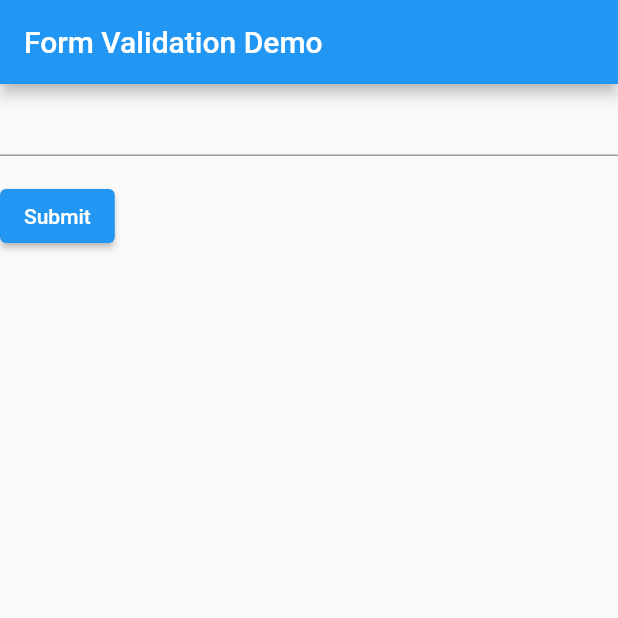
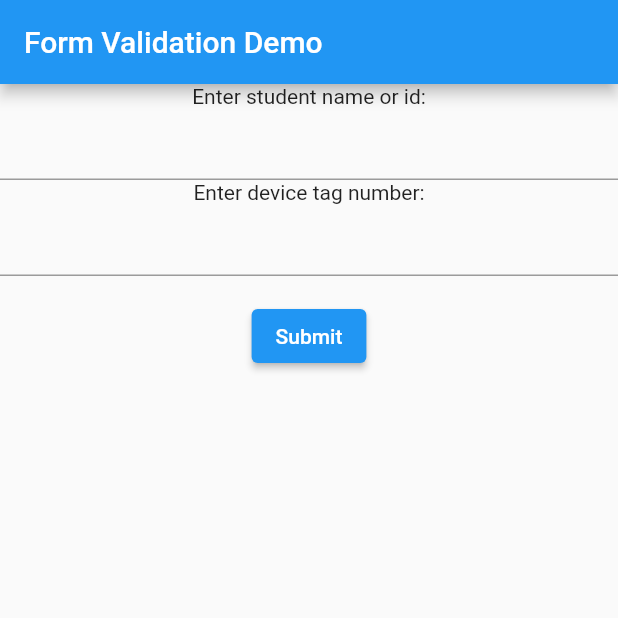
Before and after one commit to mcdan333/ipad_checkout, a Flutter app: the screen it shows after launch, on a phone screen of 412 x 824 dp, the top half of it. Run offline on Flutter 3.47's test engine with Material 2 defaults, Android fonts, the phone set to English and light mode, and no system bars.

Commit message:
Added a few more buttons & fields to the form

```diff
--- a/lib/main.dart
+++ b/lib/main.dart
@@ -49,9 +49,12 @@ class MyCustomFormState extends State<MyCustomForm> {
     return Form(
       key: _formKey,
       child: Column(
-        crossAxisAlignment: CrossAxisAlignment.start,
+        crossAxisAlignment: CrossAxisAlignment.center,
         children: [
+          Text('Enter student name or id:'),
           AutocompleteBasicExample(),
+          Text('Enter device tag number:'),
+          TextField(),
           Padding(
             padding: const EdgeInsets.symmetric(vertical: 16.0),
             child: ElevatedButton(
@@ -68,6 +71,7 @@ class MyCustomFormState extends State<MyCustomForm> {
               child: const Text('Submit'),
             ),
           ),
+
         ],
       ),
     );
```
